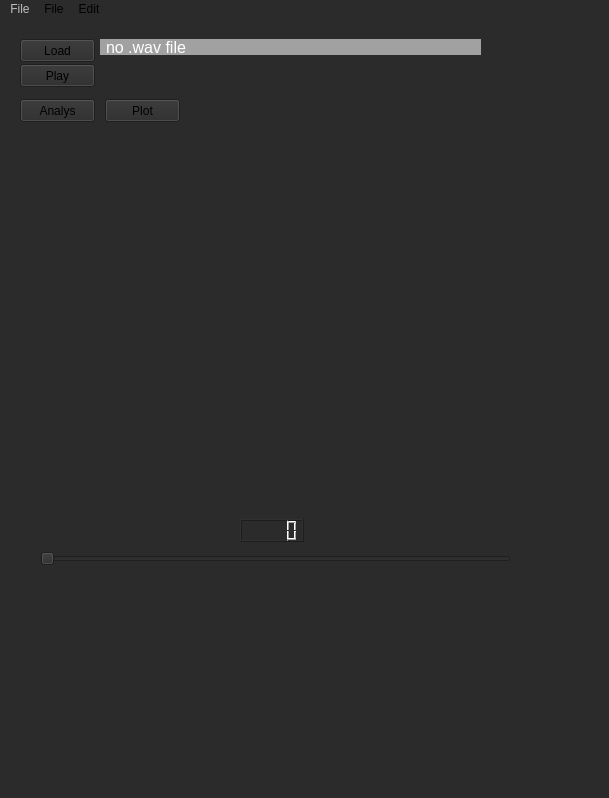
Before: the Qt Designer form AudioAnalyser01/UI_SignalAnalyser.ui in peace098beat/SignalProcessingApp, drawn with Qt 5.
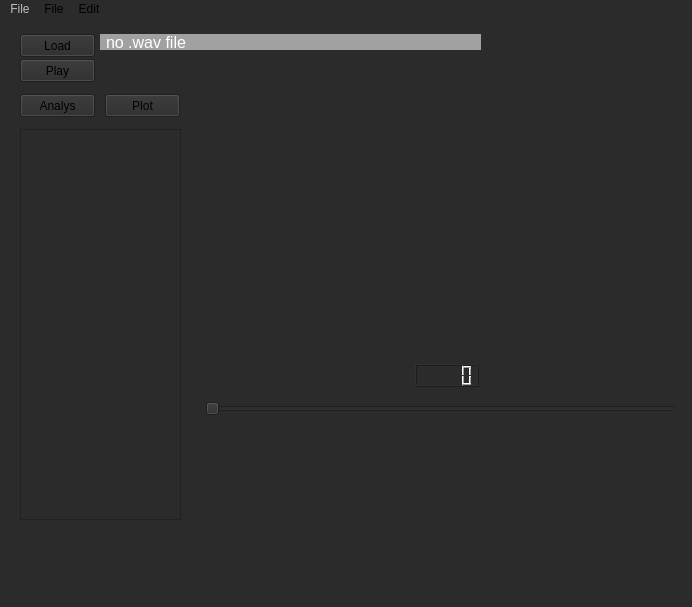
After: the same form once the commit is applied. Icons and pictures are not drawn. Custom widgets are drawn as their Qt base class.

Commit message: add file list view

Diff of the .ui file:
```diff
--- a/AudioAnalyser01/UI_SignalAnalyser.ui
+++ b/AudioAnalyser01/UI_SignalAnalyser.ui
@@ -6,16 +6,10 @@
    <rect>
     <x>0</x>
     <y>0</y>
-    <width>609</width>
-    <height>798</height>
+    <width>692</width>
+    <height>607</height>
    </rect>
   </property>
-  <property name="minimumSize">
-   <size>
-    <width>529</width>
-    <height>798</height>
-   </size>
-  </property>
   <property name="maximumSize">
    <size>
     <width>692</width>
@@ -35,7 +29,7 @@
     <property name="geometry">
      <rect>
       <x>20</x>
-      <y>20</y>
+      <y>15</y>
       <width>75</width>
       <height>23</height>
      </rect>
@@ -48,7 +42,7 @@
     <property name="geometry">
      <rect>
       <x>100</x>
-      <y>20</y>
+      <y>15</y>
       <width>381</width>
       <height>16</height>
      </rect>
@@ -71,7 +65,7 @@
     <property name="geometry">
      <rect>
       <x>20</x>
-      <y>45</y>
+      <y>40</y>
       <width>75</width>
       <height>23</height>
      </rect>
@@ -84,7 +78,7 @@
     <property name="geometry">
      <rect>
       <x>20</x>
-      <y>80</y>
+      <y>75</y>
       <width>75</width>
       <height>23</height>
      </rect>
@@ -96,10 +90,10 @@
    <widget class="WaveMplCanvas" name="figure1" native="true">
     <property name="geometry">
      <rect>
-      <x>50</x>
-      <y>120</y>
+      <x>210</x>
+      <y>110</y>
       <width>466</width>
-      <height>171</height>
+      <height>96</height>
      </rect>
     </property>
    </widget>
@@ -107,7 +101,7 @@
     <property name="geometry">
      <rect>
       <x>105</x>
-      <y>80</y>
+      <y>75</y>
       <width>75</width>
       <height>23</height>
      </rect>
@@ -119,18 +113,18 @@
    <widget class="GwtMplCanvas" name="figure2" native="true">
     <property name="geometry">
      <rect>
-      <x>50</x>
-      <y>310</y>
+      <x>210</x>
+      <y>220</y>
       <width>466</width>
-      <height>171</height>
+      <height>111</height>
      </rect>
     </property>
    </widget>
    <widget class="QSlider" name="atTimeSlider">
     <property name="geometry">
      <rect>
-      <x>40</x>
-      <y>530</y>
+      <x>205</x>
+      <y>380</y>
       <width>471</width>
       <height>19</height>
      </rect>
@@ -148,30 +142,40 @@
    <widget class="SpectrumAtTimeMplCanvas" name="figure3" native="true">
     <property name="geometry">
      <rect>
-      <x>50</x>
-      <y>560</y>
+      <x>215</x>
+      <y>410</y>
       <width>461</width>
-      <height>171</height>
+      <height>126</height>
      </rect>
     </property>
    </widget>
    <widget class="QLCDNumber" name="lcdNumber">
     <property name="geometry">
      <rect>
-      <x>240</x>
-      <y>500</y>
+      <x>415</x>
+      <y>345</y>
       <width>64</width>
       <height>23</height>
      </rect>
     </property>
    </widget>
+   <widget class="FileListWidget" name="myListView">
+    <property name="geometry">
+     <rect>
+      <x>20</x>
+      <y>110</y>
+      <width>161</width>
+      <height>391</height>
+     </rect>
+    </property>
+   </widget>
   </widget>
   <widget class="QMenuBar" name="menubar">
    <property name="geometry">
     <rect>
      <x>0</x>
      <y>0</y>
-     <width>609</width>
+     <width>692</width>
      <height>24</height>
     </rect>
    </property>
@@ -372,6 +376,11 @@
     <slot>updateAtTime()</slot>
    </slots>
   </customwidget>
+  <customwidget>
+   <class>FileListWidget</class>
+   <extends>QListView</extends>
+   <header>FileListWidget.h</header>
+  </customwidget>
  </customwidgets>
  <tabstops>
   <tabstop>load_btn</tabstop>
```
The commit also changes 3 other files.
